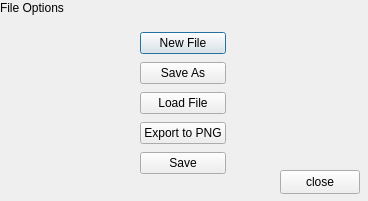
Qt form fileDialog.ui (guapipapi/CS3505-PixelPi) before a commit.
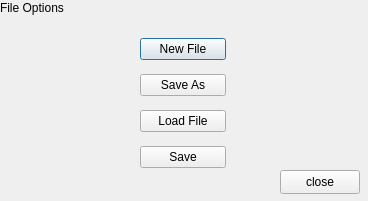
The same form after that commit.

Commit message: removed unneccesary ui buttons

Diff of the .ui file:
```diff
--- a/fileDialog.ui
+++ b/fileDialog.ui
@@ -44,13 +44,6 @@
       </property>
      </widget>
     </item>
-    <item>
-     <widget class="QPushButton" name="exportPngButton">
-      <property name="text">
-       <string>Export to PNG</string>
-      </property>
-     </widget>
-    </item>
     <item>
      <widget class="QPushButton" name="saveButton">
       <property name="text">
```
The commit also changes 1 other file.
